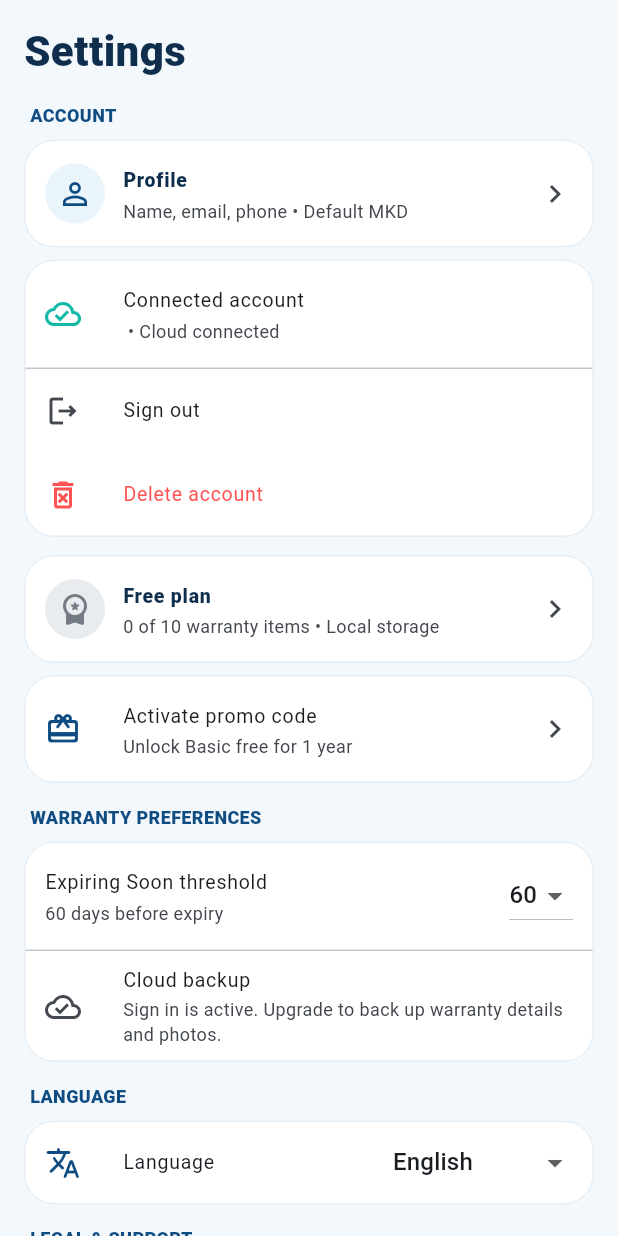
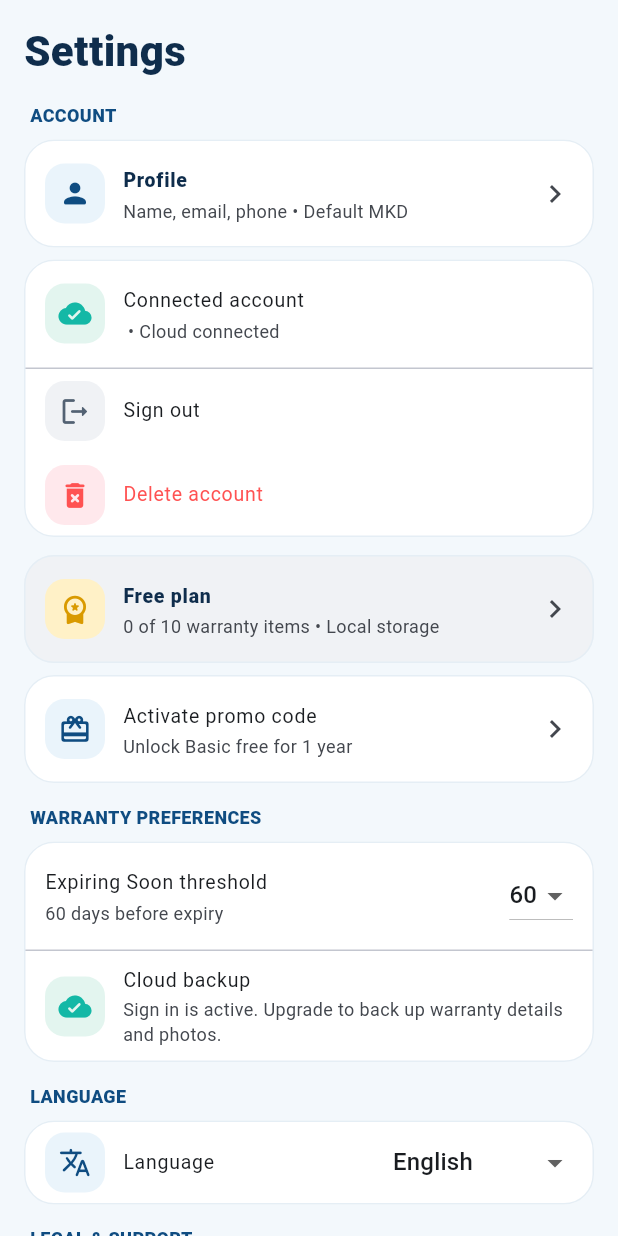
Before and after one commit to bokimmkd/warrantycave-android, a Flutter app: the SettingsScreen widget shown alone on an empty page, opened directly with empty values, on a phone screen of 412 x 824 dp. Run offline on Flutter 3.47's test engine with Material 3 defaults, Android fonts, the phone set to English and light mode, and no system bars; our stand-ins replace cloud_firestore, firebase_auth, firebase_core, flutter_local_notifications, flutter_timezone, google_mobile_ads and 8 more; missing offline and left inert: in_app_purchase_android, mobile_scanner; accounts and stored records are empty; network calls fail.

Commit message:
Prepare build 26 with Billing 8 and refreshed Settings UI

```diff
--- a/lib/presentation/screens/settings_screen.dart
+++ b/lib/presentation/screens/settings_screen.dart
@@ -310,9 +310,10 @@ class _SettingsScreenState extends State<SettingsScreen>
             _Label(context.l10n.text('account')),
             Card(
               child: ListTile(
-                leading: const CircleAvatar(
+                leading: const _SettingsIconBadge(
+                  icon: Icons.person_rounded,
                   backgroundColor: AppColors.softBlue,
-                  child: Icon(Icons.person_outline, color: caveBlue),
+                  foregroundColor: caveBlue,
                 ),
                 title: Text(
                   [
@@ -349,9 +350,10 @@ class _SettingsScreenState extends State<SettingsScreen>
                 child: Column(
                   children: [
                     ListTile(
-                      leading: const Icon(
-                        Icons.cloud_done_outlined,
-                        color: caveTeal,
+                      leading: const _SettingsIconBadge(
+                        icon: Icons.cloud_done_rounded,
+                        backgroundColor: Color(0xFFE3F5EF),
+                        foregroundColor: caveTeal,
                       ),
                       title: Text(context.l10n.text('connectedAccount')),
                       subtitle: Text(
@@ -378,14 +380,19 @@ class _SettingsScreenState extends State<SettingsScreen>
                     ),
                     const Divider(height: 1),
                     ListTile(
-                      leading: const Icon(Icons.logout_outlined),
+                      leading: const _SettingsIconBadge(
+                        icon: Icons.logout_rounded,
+                        backgroundColor: Color(0xFFF0F2F5),
+                        foregroundColor: Color(0xFF536273),
+                      ),
                       title: Text(context.l10n.text('signOut')),
                       onTap: () => logout(app),
                     ),
                     ListTile(
-                      leading: const Icon(
-                        Icons.delete_forever_outlined,
-                        color: Colors.redAccent,
+                      leading: const _SettingsIconBadge(
+                        icon: Icons.delete_forever_rounded,
+                        backgroundColor: Color(0xFFFFE8EC),
+                        foregroundColor: Colors.redAccent,
                       ),
                       title: Text(
                         context.l10n.text('deleteAccount'),
@@ -399,13 +406,13 @@ class _SettingsScreenState extends State<SettingsScreen>
             ],
             const SizedBox(height: 12),
             Card(
+              color: const Color(0xFFF0F2F5),
+              surfaceTintColor: Colors.transparent,
               child: ListTile(
-                leading: const CircleAvatar(
-                  backgroundColor: Color(0xFFE9ECEF),
-                  child: Icon(
-                    Icons.workspace_premium_rounded,
-                    color: Color(0xFF747B84),
-                  ),
+                leading: const _SettingsIconBadge(
+                  icon: Icons.workspace_premium_rounded,
+                  backgroundColor: Color(0xFFFFF1C7),
+                  foregroundColor: Color(0xFFD99A00),
                 ),
                 title: Text(
                   context.l10n.format('planName', {'plan': s.plan.label}),
@@ -441,9 +448,10 @@ class _SettingsScreenState extends State<SettingsScreen>
                 child: Column(
                   children: [
                     ListTile(
-                      leading: const Icon(
-                        Icons.redeem_rounded,
-                        color: caveBlue,
+                      leading: const _SettingsIconBadge(
+                        icon: Icons.redeem_rounded,
+                        backgroundColor: AppColors.softBlue,
+                        foregroundColor: caveBlue,
                       ),
                       title: Text(context.l10n.text('redeemFounderCode')),
                       subtitle: Text(
@@ -460,9 +468,10 @@ class _SettingsScreenState extends State<SettingsScreen>
               const SizedBox(height: 8),
               Card(
                 child: ListTile(
-                  leading: const Icon(
-                    Icons.card_giftcard_rounded,
-                    color: caveTeal,
+                  leading: const _SettingsIconBadge(
+                    icon: Icons.card_giftcard_rounded,
+                    backgroundColor: Color(0xFFE3F5EF),
+                    foregroundColor: caveTeal,
                   ),
                   title: Text(context.l10n.text('inviteFriends')),
                   subtitle: Text(
@@ -516,10 +525,16 @@ class _SettingsScreenState extends State<SettingsScreen>
                   ),
                   const Divider(height: 1),
                   ListTile(
-                    leading: Icon(
-                      app.signedIn
-                          ? Icons.cloud_done_outlined
-                          : Icons.cloud_off_outlined,
+                    leading: _SettingsIconBadge(
+                      icon: app.signedIn
+                          ? Icons.cloud_done_rounded
+                          : Icons.cloud_off_rounded,
+                      backgroundColor: app.signedIn
+                          ? const Color(0xFFE3F5EF)
+                          : const Color(0xFFF0F2F5),
+                      foregroundColor: app.signedIn
+                          ? caveTeal
+                          : const Color(0xFF697586),
                     ),
                     title: Text(context.l10n.text('cloudBackup')),
                     subtitle: Text(
@@ -537,7 +552,11 @@ class _SettingsScreenState extends State<SettingsScreen>
             _Label(context.l10n.text('language')),
             Card(
               child: ListTile(
-                leading: const Icon(Icons.translate_rounded, color: caveBlue),
+                leading: const _SettingsIconBadge(
+                  icon: Icons.translate_rounded,
+                  backgroundColor: AppColors.softBlue,
+                  foregroundColor: caveBlue,
+                ),
                 title: Text(context.l10n.text('language')),
                 trailing: DropdownButtonHideUnderline(
                   child: DropdownButton<String>(
@@ -565,19 +584,31 @@ class _SettingsScreenState extends State<SettingsScreen>
               child: Column(
                 children: [
                   ListTile(
-                    leading: const Icon(Icons.privacy_tip_outlined),
+                    leading: const _SettingsIconBadge(
+                      icon: Icons.shield_rounded,
+                      backgroundColor: Color(0xFFE8EEFF),
+                      foregroundColor: caveBlue,
+                    ),
                     title: Text(context.l10n.text('privacyPolicy')),
                     trailing: const Icon(Icons.open_in_new, size: 18),
                     onTap: () => open('https://warrantycave.com/privacy'),
                   ),
                   ListTile(
-                    leading: const Icon(Icons.description_outlined),
+                    leading: const _SettingsIconBadge(
+                      icon: Icons.description_rounded,
+                      backgroundColor: Color(0xFFF0F2F5),
+                      foregroundColor: Color(0xFF536273),
+                    ),
                     title: Text(context.l10n.text('terms')),
                     trailing: const Icon(Icons.open_in_new, size: 18),
                     onTap: () => open('https://warrantycave.com/terms'),
                   ),
                   ListTile(
-                    leading: const Icon(Icons.support_agent_outlined),
+                    leading: const _SettingsIconBadge(
+                      icon: Icons.support_agent_rounded,
+                      backgroundColor: Color(0xFFE3F5EF),
+                      foregroundColor: caveTeal,
+                    ),
                     title: Text(context.l10n.text('support')),
                     trailing: const Icon(Icons.open_in_new, size: 18),
                     onTap: () => open(
@@ -585,7 +616,11 @@ class _SettingsScreenState extends State<SettingsScreen>
                     ),
                   ),
                   ListTile(
-                    leading: const Icon(Icons.language_outlined),
+                    leading: const _SettingsIconBadge(
+                      icon: Icons.language_rounded,
+                      backgroundColor: AppColors.softBlue,
+                      foregroundColor: caveBlue,
+                    ),
                     title: Text(context.l10n.text('website')),
                     subtitle: const Text('warrantycave.com'),
                     trailing: const Icon(Icons.open_in_new, size: 18),
@@ -629,3 +664,27 @@ class _Label extends StatelessWidget {
     ),
   );
 }
+
+class _SettingsIconBadge extends StatelessWidget {
+  const _SettingsIconBadge({
+    required this.icon,
+    required this.backgroundColor,
+    required this.foregroundColor,
+  });
+
+  final IconData icon;
+  final Color backgroundColor;
+  final Color foregroundColor;
+
+  @override
+  Widget build(BuildContext context) => Container(
+    width: 40,
+    height: 40,
+    decoration: BoxDecoration(
+      color: backgroundColor,
+      borderRadius: BorderRadius.circular(13),
+    ),
+    alignment: Alignment.center,
+    child: Icon(icon, color: foregroundColor, size: 22),
+  );
+}
--- a/pubspec.yaml
+++ b/pubspec.yaml
@@ -16,7 +16,7 @@ publish_to: 'none' # Remove this line if you wish to publish to pub.dev
 # https://developer.apple.com/library/archive/documentation/General/Reference/InfoPlistKeyReference/Articles/CoreFoundationKeys.html
 # In Windows, build-name is used as the major, minor, and patch parts
 # of the product and file versions while build-number is used as the build suffix.
-version: 1.0.15+25
+version: 1.0.16+26
 
 environment:
   sdk: ^3.10.9
@@ -56,7 +56,7 @@ dependencies:
   mobile_scanner: ^7.4.2
   google_mobile_ads: ^5.1.0
   in_app_purchase: ^3.2.3
-  in_app_purchase_android: ^0.4.0
+  in_app_purchase_android: ^0.5.0
 
 dev_dependencies:
   flutter_test:
```
Also changed, not shown: 1 other file.
